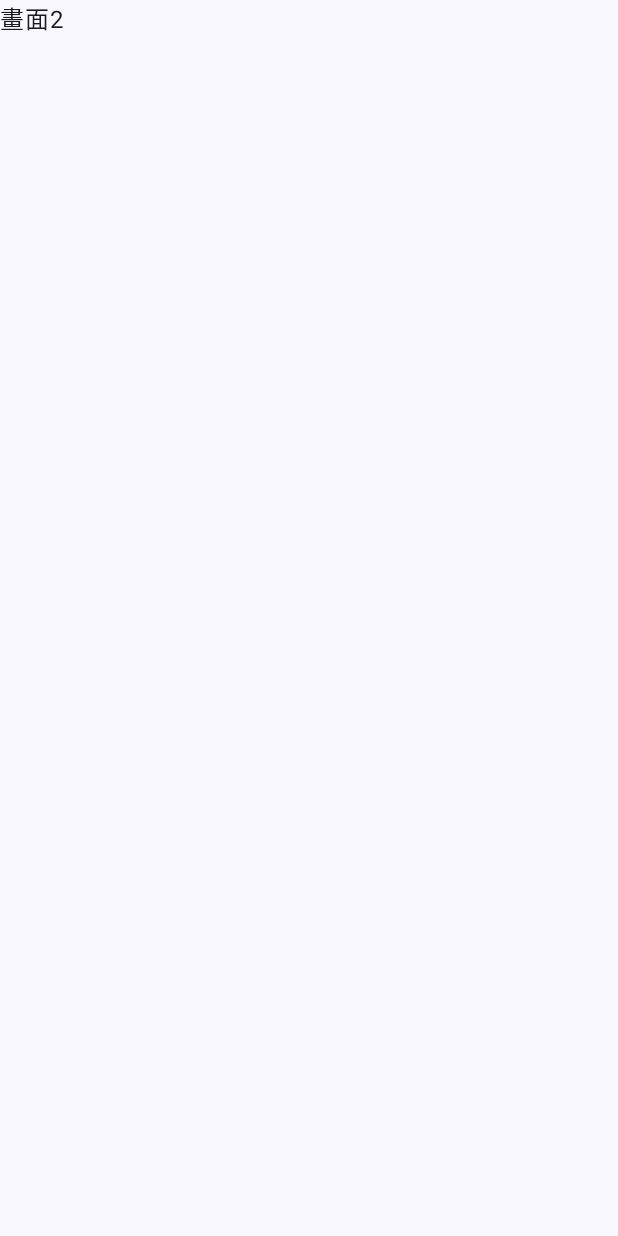
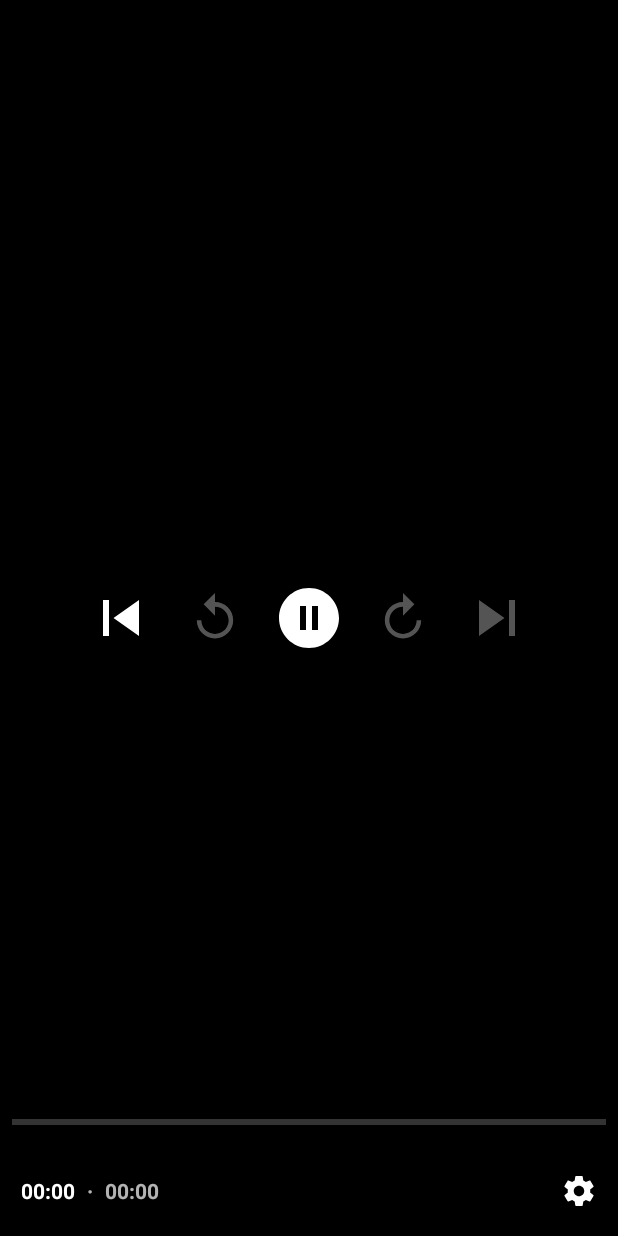
Before and after one commit to roy0911/Media, an Android app built with Jetpack Compose: the VideoActivity screen opened directly, with no data from a screen before it, on a phone screen of 412 x 824 dp. Before the commit the screen is almost empty. Run offline under Robolectric (Android 15) with nearby library versions, the phone set to English and light mode, and no system bars.

Commit message:
v9_Video

```diff
--- a/app/build.gradle.kts
+++ b/app/build.gradle.kts
@@ -66,4 +66,9 @@ dependencies {
     androidTestImplementation(libs.androidx.ui.test.junit4)
     debugImplementation(libs.androidx.ui.tooling)
     debugImplementation(libs.androidx.ui.test.manifest)
+
+    implementation("androidx.media3:media3-exoplayer:1.3.1")
+
+    implementation("androidx.media3:media3-ui:1.3.1")
+
 }
--- a/app/src/main/AndroidManifest.xml
+++ b/app/src/main/AndroidManifest.xml
@@ -1,6 +1,8 @@
 <?xml version="1.0" encoding="utf-8"?>
 <manifest xmlns:android="http://schemas.android.com/apk/res/android"
     xmlns:tools="http://schemas.android.com/tools">
+
+    <uses-permission android:name="android.permission.INTERNET"></uses-permission>
 
     <application
         android:allowBackup="true"
--- a/app/src/main/java/tw/edu/pu/csim/tcyang/media/VideoActivity.kt
+++ b/app/src/main/java/tw/edu/pu/csim/tcyang/media/VideoActivity.kt
@@ -7,10 +7,15 @@ import androidx.activity.enableEdgeToEdge
 import androidx.compose.foundation.layout.fillMaxSize
 import androidx.compose.foundation.layout.padding
 import androidx.compose.material3.Scaffold
-import androidx.compose.material3.Text
 import androidx.compose.runtime.Composable
+import androidx.compose.runtime.DisposableEffect
 import androidx.compose.ui.Modifier
+import androidx.compose.ui.platform.LocalContext
 import androidx.compose.ui.tooling.preview.Preview
+import androidx.compose.ui.viewinterop.AndroidView
+import androidx.media3.common.MediaItem
+import androidx.media3.exoplayer.ExoPlayer
+import androidx.media3.ui.PlayerView
 import tw.edu.pu.csim.tcyang.media.ui.theme.MediaTheme
 
 class VideoActivity : ComponentActivity() {
@@ -32,10 +37,26 @@ class VideoActivity : ComponentActivity() {
 
 @Composable
 fun Greeting2(name: String, modifier: Modifier = Modifier) {
-    Text(
-        text = "畫面2",
-        modifier = modifier
-    )
+    val context = LocalContext.current
+
+    val link = "https://www1.pu.edu.tw/~tcyang/handpan.mp4"
+    val exoPlayer = ExoPlayer.Builder(context).build()
+
+    val mediaItem = MediaItem.fromUri(android.net.Uri.parse(link))
+    exoPlayer.setMediaItem(mediaItem)
+
+    val playerView = PlayerView(context)
+    playerView.player = exoPlayer
+
+    DisposableEffect(AndroidView(factory = {playerView})){
+        exoPlayer.prepare()
+        exoPlayer.playWhenReady = true
+
+        onDispose{
+            exoPlayer.release()
+        }
+    }
+
 }
 
 @Preview(showBackground = true)
```
